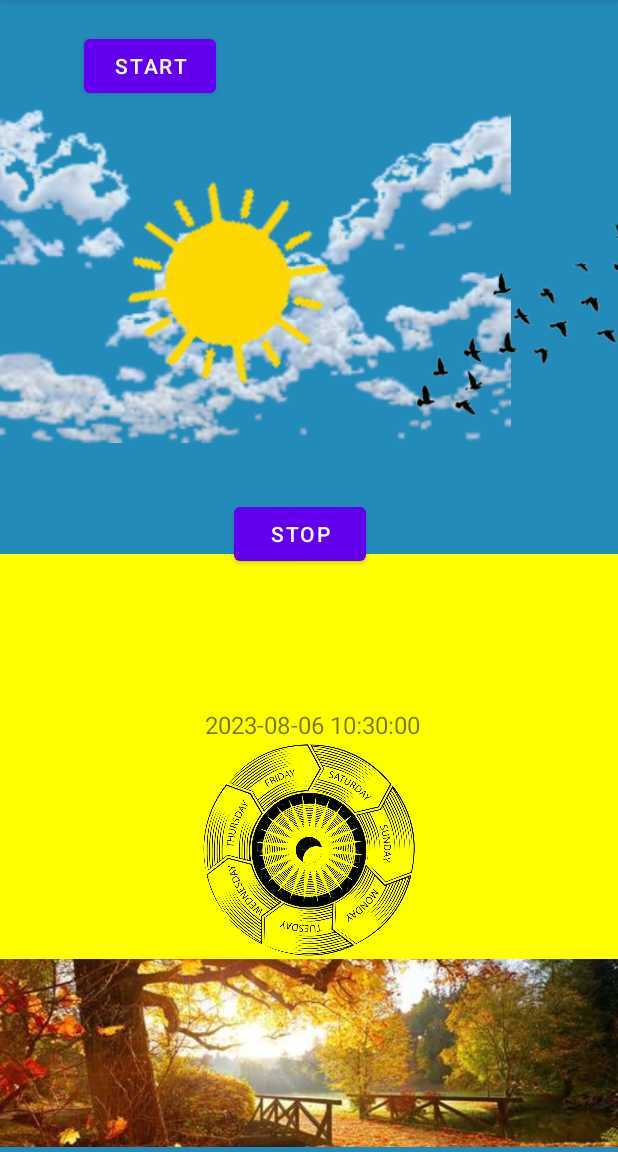
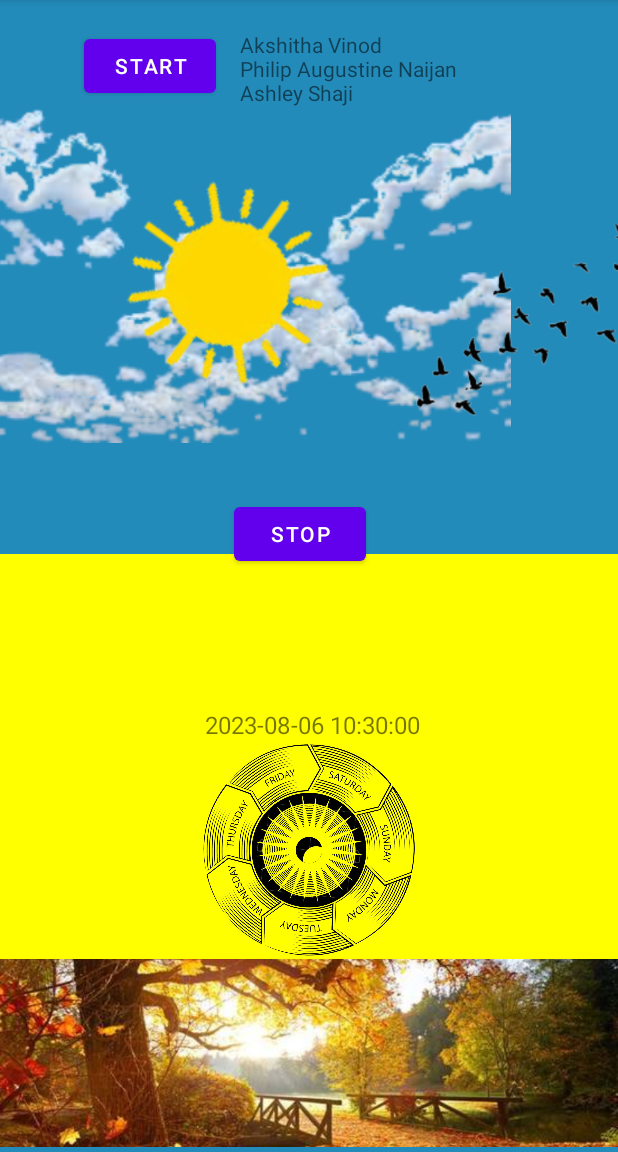
Before and after one commit to ashleyshaji1998/Android_project2, an Android app: the screen it shows after launch (MainActivity), on a phone screen of 412 x 824 dp, the part 84-1236 px from its top. Run offline under Robolectric (Android 15) with nearby library versions, the phone set to English and light mode, and no system bars.

Commit message:
Update activity_main.xml

```diff
--- a/app/src/main/res/layout/activity_main.xml
+++ b/app/src/main/res/layout/activity_main.xml
@@ -31,6 +31,16 @@
         android:layout_marginStart="56dp"
         android:layout_marginTop="20dp"
         android:text="Start" />
+
+    <TextView
+        android:id="@+id/textView"
+        android:layout_width="wrap_content"
+        android:layout_height="wrap_content"
+        android:layout_toEndOf="@id/startbutton"
+        android:layout_alignTop="@id/startbutton"
+        android:layout_marginStart="16dp"
+        android:text="Akshitha Vinod\nPhilip Augustine Naijan\nAshley Shaji" />
+
 
     <Button
         android:id="@+id/stopbutton"
```
